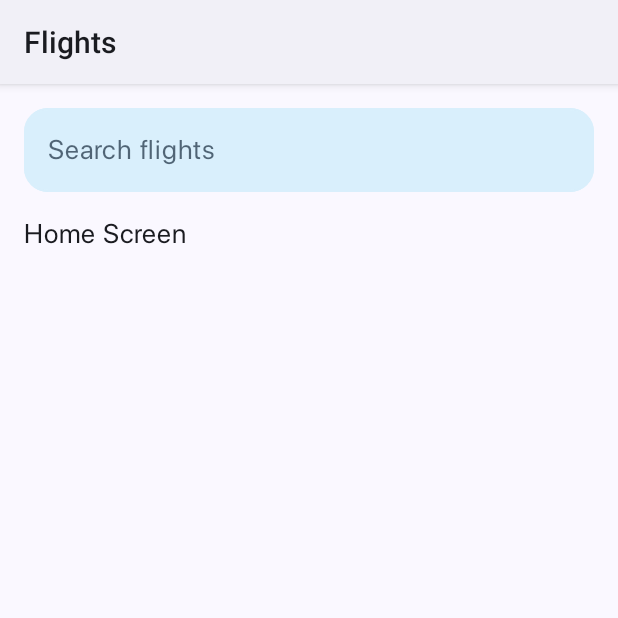
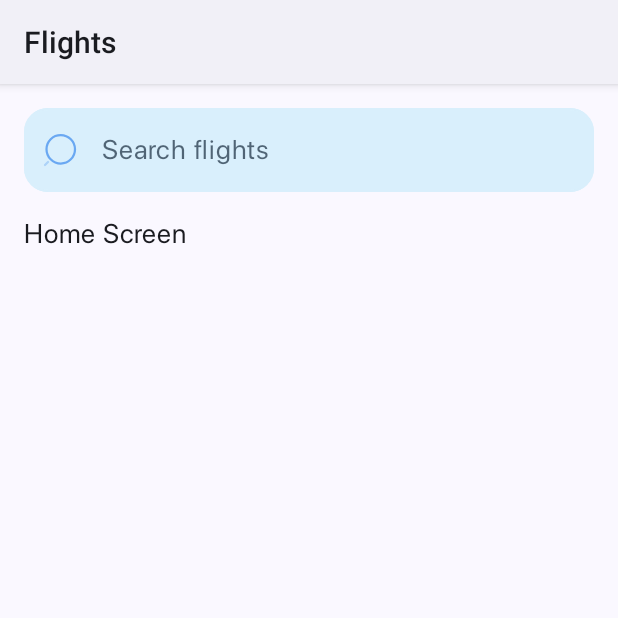
Before and after one commit to bit-shift-studios/flights-app, an Android app built with Jetpack Compose: the screen it shows after launch (MainActivity), on a phone screen of 412 x 824 dp, the top half of it. Run offline under Robolectric (Android 15) with nearby library versions, the phone set to English and light mode, and no system bars; our stand-ins replace Dagger/Hilt's generated code.

Commit message:
`FEAT` Added search icon to search bar

```diff
--- a/app/src/main/java/bitshift/studios/flightsapp/presentation/ui/components/SearchBar.kt
+++ b/app/src/main/java/bitshift/studios/flightsapp/presentation/ui/components/SearchBar.kt
@@ -3,17 +3,23 @@ package bitshift.studios.flightsapp.presentation.ui.components
 import androidx.compose.foundation.layout.fillMaxWidth
 import androidx.compose.foundation.layout.padding
 import androidx.compose.foundation.shape.RoundedCornerShape
+import androidx.compose.material3.Icon
 import androidx.compose.material3.MaterialTheme
 import androidx.compose.material3.OutlinedTextField
 import androidx.compose.material3.Text
 import androidx.compose.material3.TextFieldDefaults
 import androidx.compose.runtime.Composable
 import androidx.compose.ui.Modifier
+import androidx.compose.ui.graphics.toArgb
+import androidx.compose.ui.res.painterResource
 import androidx.compose.ui.tooling.preview.Preview
 import androidx.compose.ui.unit.dp
+import bitshift.studios.flightsapp.R
 import bitshift.studios.flightsapp.presentation.ui.theme.FlightsAppTheme
 import bitshift.studios.flightsapp.presentation.ui.theme.Main050
+import bitshift.studios.flightsapp.presentation.ui.theme.Main100
 import bitshift.studios.flightsapp.presentation.ui.theme.Main250
+import bitshift.studios.flightsapp.presentation.ui.theme.Main300
 import bitshift.studios.flightsapp.presentation.ui.theme.Neutral050
 
 @Composable
@@ -31,6 +37,13 @@ fun SearchBar(
 		onValueChange = {},
 		singleLine = true,
 		textStyle = MaterialTheme.typography.bodyLarge,
+		leadingIcon = {
+			Icon(
+				painter = painterResource(id = R.drawable.icon_search),
+				contentDescription = "search",
+				tint = Main100
+			)
+		},
 		placeholder = {
 			Text(
 				text = "Search flights",
@@ -50,10 +63,24 @@ fun SearchBar(
 	)
 }
 
-@Preview(showBackground = true)
+@Preview(
+	showBackground = true,
+	backgroundColor = 0xFFF3F9FC
+)
 @Composable
-fun SearchBarPreview() {
+fun SearchBarLightPreview() {
 	FlightsAppTheme {
 		SearchBar(isDarkTheme = false)
 	}
 }
+
+@Preview(
+	showBackground = true,
+	backgroundColor = 0xFF09121A
+)
+@Composable
+fun SearchBarDarkPreview() {
+	FlightsAppTheme {
+		SearchBar(isDarkTheme = true)
+	}
+}
--- /dev/null
+++ b/app/src/main/res/drawable/icon_search.xml
@@ -0,0 +1,22 @@
+<vector xmlns:android="http://schemas.android.com/apk/res/android"
+    android:width="24dp"
+    android:height="24dp"
+    android:viewportWidth="24"
+    android:viewportHeight="24">
+  <path
+      android:pathData="M12.5,21C11.252,21 10.017,20.754 8.865,20.277C7.712,19.799 6.665,19.1 5.782,18.218C4.9,17.335 4.201,16.288 3.723,15.135C3.246,13.983 3,12.748 3,11.5C3,10.252 3.246,9.017 3.723,7.865C4.201,6.712 4.9,5.665 5.782,4.782C6.665,3.9 7.712,3.201 8.865,2.723C10.017,2.246 11.252,2 12.5,2C15.02,2 17.436,3.001 19.218,4.782C20.999,6.564 22,8.98 22,11.5C22,14.02 20.999,16.436 19.218,18.218C17.436,19.999 15.02,21 12.5,21Z"
+      android:strokeLineJoin="round"
+      android:strokeWidth="1.5"
+      android:fillColor="#00000000"
+      android:strokeColor="#F3F9FC"
+      android:strokeLineCap="round"/>
+  <path
+      android:pathData="M2,22L4,20"
+      android:strokeAlpha="0.4"
+      android:strokeLineJoin="round"
+      android:strokeWidth="1.5"
+      android:fillColor="#00000000"
+      android:strokeColor="#F3F9FC"
+      android:fillAlpha="0.4"
+      android:strokeLineCap="round"/>
+</vector>
```
